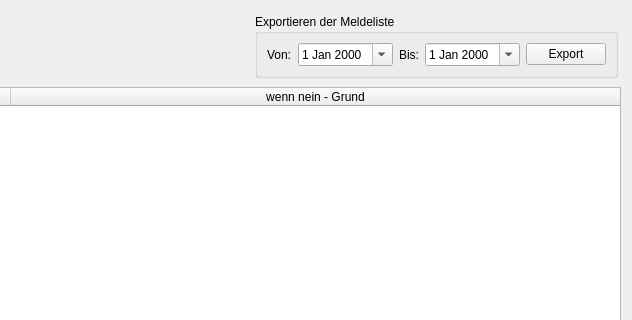
Above: ebp_client/meldeliste.ui from Robotregent/EBP before the change; both pictures show x 201 to 833 and y 0 to 320 of the 833 by 556 pixel window. Below: the same form after it.
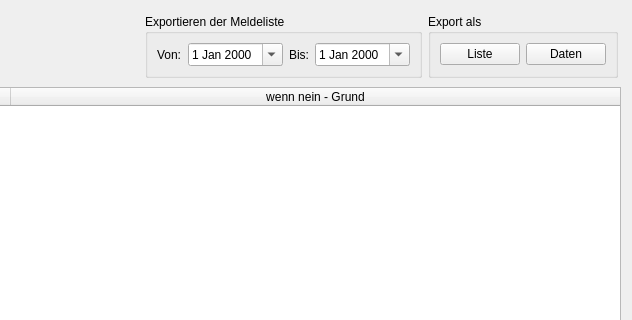
That is the form after the change.

Commit message: CSV Export Meldeliste

What changed in the file:
```diff
--- a/ebp_client/meldeliste.ui
+++ b/ebp_client/meldeliste.ui
@@ -63,7 +63,7 @@
         <property name="title">
          <string>Exportieren der Meldeliste</string>
         </property>
-        <layout class="QHBoxLayout" name="horizontalLayout">
+        <layout class="QHBoxLayout" name="horizontalLayout_4">
          <item>
           <widget class="QLabel" name="label_2">
            <property name="text">
@@ -92,10 +92,26 @@
            </property>
           </widget>
          </item>
+        </layout>
+       </widget>
+      </item>
+      <item>
+       <widget class="QGroupBox" name="groupBox_3">
+        <property name="title">
+         <string>Export als</string>
+        </property>
+        <layout class="QHBoxLayout" name="horizontalLayout">
          <item>
           <widget class="QPushButton" name="pushButton">
            <property name="text">
-            <string>Export</string>
+            <string>Liste</string>
+           </property>
+          </widget>
+         </item>
+         <item>
+          <widget class="QPushButton" name="pushButton_2">
+           <property name="text">
+            <string>Daten</string>
            </property>
           </widget>
          </item>
```
The commit also changes 2 other files.
